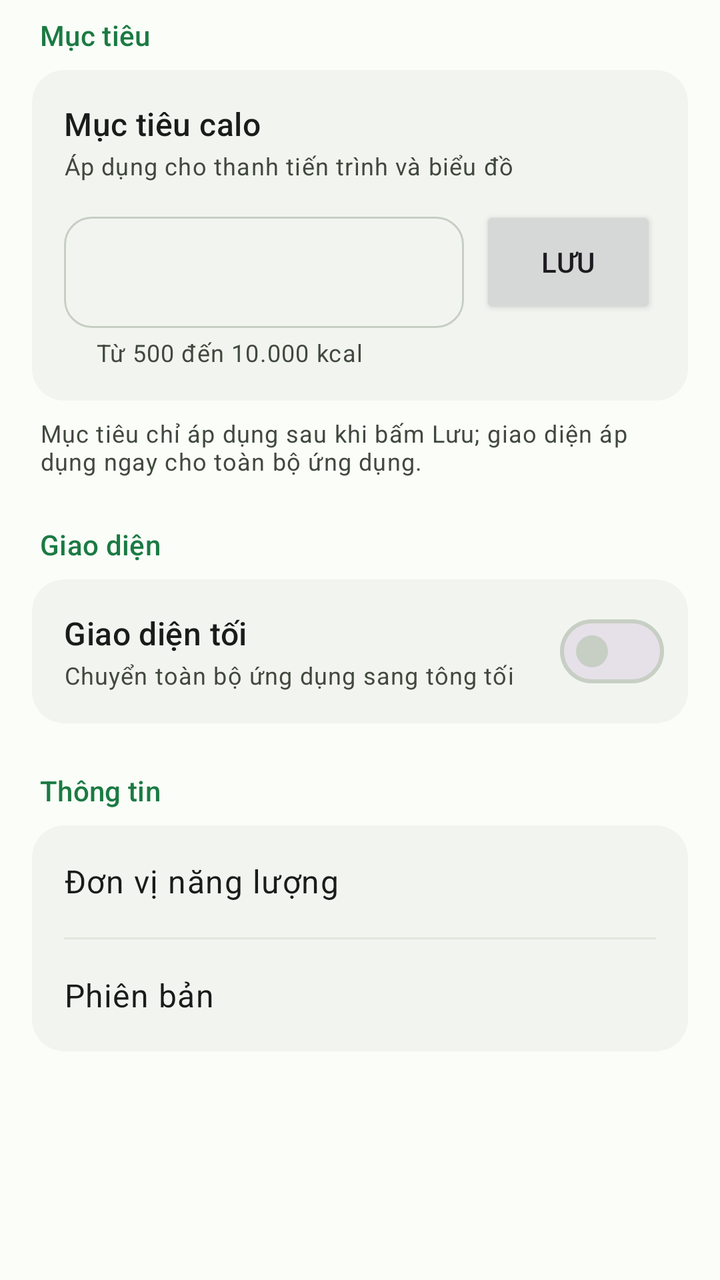
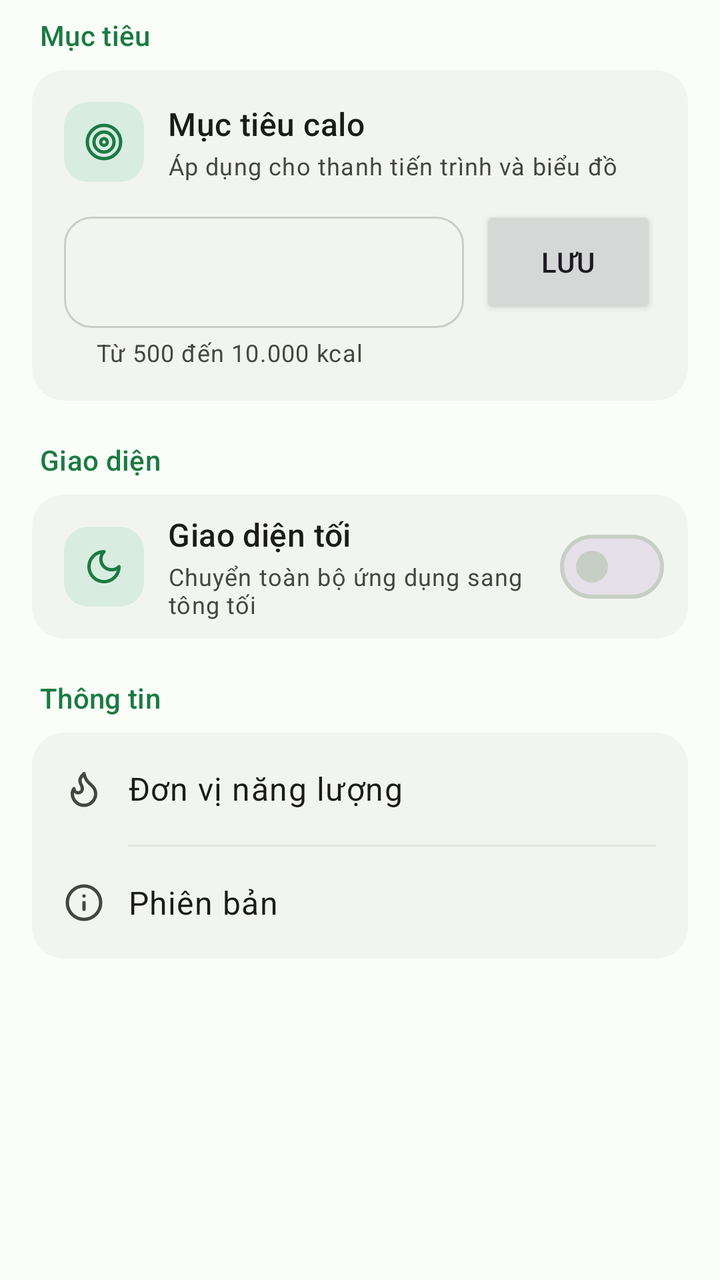

Before-and-after screenshots of an Android layout around one commit, followed by the original layout XML and the change that was made.
<!-- AndroidManifest.xml: application theme Theme.CaloTrack -->
<!-- res/layout/fragment_settings.xml -->
<?xml version="1.0" encoding="utf-8"?>
<ScrollView xmlns:android="http://schemas.android.com/apk/res/android"
    xmlns:app="http://schemas.android.com/apk/res-auto"
    android:layout_width="match_parent"
    android:layout_height="match_parent">

    <LinearLayout
        android:layout_width="match_parent"
        android:layout_height="wrap_content"
        android:orientation="vertical"
        android:paddingStart="@dimen/screen_padding"
        android:paddingTop="@dimen/space_8"
        android:paddingEnd="@dimen/screen_padding"
        android:paddingBottom="@dimen/space_24">

        
        <TextView
            style="@style/Widget.CaloTrack.SectionLabel"
            android:layout_width="wrap_content"
            android:layout_height="wrap_content"
            android:text="@string/section_goal" />

        <com.google.android.material.card.MaterialCardView
            android:layout_width="match_parent"
            android:layout_height="wrap_content"
            app:cardBackgroundColor="?attr/colorSurfaceContainer"
            app:cardCornerRadius="@dimen/radius_card"
            app:cardElevation="0dp"
            app:strokeWidth="0dp">

            <LinearLayout
                android:layout_width="match_parent"
                android:layout_height="wrap_content"
                android:orientation="vertical"
                android:padding="@dimen/space_16">

                <TextView
                    android:layout_width="wrap_content"
                    android:layout_height="wrap_content"
                    android:text="@string/target_label"
                    android:textAppearance="?attr/textAppearanceTitleMedium"
                    android:textColor="?attr/colorOnSurface" />

                <TextView
                    android:layout_width="wrap_content"
                    android:layout_height="wrap_content"
                    android:layout_marginTop="2dp"
                    android:text="@string/goal_desc"
                    android:textAppearance="?attr/textAppearanceBodySmall"
                    android:textColor="?attr/colorOnSurfaceVariant" />

                <LinearLayout
                    android:layout_width="match_parent"
                    android:layout_height="wrap_content"
                    android:layout_marginTop="@dimen/space_12"
                    android:baselineAligned="false"
                    android:orientation="horizontal">

                    <com.google.android.material.textfield.TextInputLayout
                        android:layout_width="0dp"
                        android:layout_height="wrap_content"
                        android:layout_weight="1"
                        app:boxCornerRadiusBottomEnd="@dimen/radius_field"
                        app:boxCornerRadiusBottomStart="@dimen/radius_field"
                        app:boxCornerRadiusTopEnd="@dimen/radius_field"
                        app:boxCornerRadiusTopStart="@dimen/radius_field"
                        app:helperText="@string/target_range_hint"
                        app:suffixText="kcal/ngày">

                        <com.google.android.material.textfield.TextInputEditText
                            android:id="@+id/et_target_calories"
                            android:layout_width="match_parent"
                            android:layout_height="wrap_content"
                            android:fontFeatureSettings="tnum"
                            android:imeOptions="actionDone"
                            android:inputType="number"
                            android:maxLength="5" />
                    </com.google.android.material.textfield.TextInputLayout>

                    <Button
                        android:id="@+id/btn_save_target"
                        android:layout_width="wrap_content"
                        android:layout_height="56dp"
                        android:layout_marginStart="@dimen/space_8"
                        android:insetTop="0dp"
                        android:insetBottom="0dp"
                        android:minWidth="88dp"
                        android:text="@string/save" />
                </LinearLayout>
            </LinearLayout>
        </com.google.android.material.card.MaterialCardView>

        <TextView
            android:layout_width="match_parent"
            android:layout_height="wrap_content"
            android:layout_marginTop="@dimen/space_8"
            android:paddingStart="@dimen/space_4"
            android:paddingEnd="@dimen/space_4"
            android:text="@string/settings_note"
            android:textAppearance="?attr/textAppearanceBodySmall"
            android:textColor="?attr/colorOnSurfaceVariant" />

        
        <TextView
            style="@style/Widget.CaloTrack.SectionLabel"
            android:layout_width="wrap_content"
            android:layout_height="wrap_content"
            android:layout_marginTop="@dimen/space_24"
            android:text="@string/section_appearance" />

        <com.google.android.material.card.MaterialCardView
            android:layout_width="match_parent"
            android:layout_height="wrap_content"
            app:cardBackgroundColor="?attr/colorSurfaceContainer"
            app:cardCornerRadius="@dimen/radius_card"
            app:cardElevation="0dp"
            app:strokeWidth="0dp">

            <LinearLayout
                android:layout_width="match_parent"
                android:layout_height="wrap_content"
                android:gravity="center_vertical"
                android:minHeight="72dp"
                android:orientation="horizontal"
                android:paddingStart="@dimen/space_16"
                android:paddingEnd="@dimen/space_12">

                <LinearLayout
                    android:layout_width="0dp"
                    android:layout_height="wrap_content"
                    android:layout_weight="1"
                    android:orientation="vertical">

                    <TextView
                        android:layout_width="wrap_content"
                        android:layout_height="wrap_content"
                        android:text="@string/dark_mode"
                        android:textAppearance="?attr/textAppearanceTitleMedium"
                        android:textColor="?attr/colorOnSurface" />

                    <TextView
                        android:layout_width="wrap_content"
                        android:layout_height="wrap_content"
                        android:layout_marginTop="2dp"
                        android:text="@string/dark_mode_desc"
                        android:textAppearance="?attr/textAppearanceBodySmall"
                        android:textColor="?attr/colorOnSurfaceVariant" />
                </LinearLayout>

                <com.google.android.material.materialswitch.MaterialSwitch
                    android:id="@+id/switch_dark_mode"
                    android:layout_width="wrap_content"
                    android:layout_height="wrap_content"
                    android:contentDescription="@string/dark_mode" />
            </LinearLayout>
        </com.google.android.material.card.MaterialCardView>

        
        <TextView
            style="@style/Widget.CaloTrack.SectionLabel"
            android:layout_width="wrap_content"
            android:layout_height="wrap_content"
            android:layout_marginTop="@dimen/space_24"
            android:text="@string/section_info" />

        <com.google.android.material.card.MaterialCardView
            android:layout_width="match_parent"
            android:layout_height="wrap_content"
            app:cardBackgroundColor="?attr/colorSurfaceContainer"
            app:cardCornerRadius="@dimen/radius_card"
            app:cardElevation="0dp"
            app:strokeWidth="0dp">

            <LinearLayout
                android:layout_width="match_parent"
                android:layout_height="wrap_content"
                android:orientation="vertical">

                <LinearLayout
                    android:layout_width="match_parent"
                    android:layout_height="56dp"
                    android:gravity="center_vertical"
                    android:orientation="horizontal"
                    android:paddingStart="@dimen/space_16"
                    android:paddingEnd="@dimen/space_16">

                    <TextView
                        android:layout_width="0dp"
                        android:layout_height="wrap_content"
                        android:layout_weight="1"
                        android:text="@string/unit_label"
                        android:textAppearance="?attr/textAppearanceBodyLarge"
                        android:textColor="?attr/colorOnSurface" />

                    <TextView
                        android:id="@+id/tv_unit_value"
                        android:layout_width="wrap_content"
                        android:layout_height="wrap_content"
                        android:textAppearance="?attr/textAppearanceBodyLarge"
                        android:textColor="?attr/colorOnSurfaceVariant" />
                </LinearLayout>

                <View
                    android:layout_width="match_parent"
                    android:layout_height="1dp"
                    android:layout_marginStart="@dimen/space_16"
                    android:layout_marginEnd="@dimen/space_16"
                    android:background="?attr/colorOutlineVariant" />

                <LinearLayout
                    android:layout_width="match_parent"
                    android:layout_height="56dp"
                    android:gravity="center_vertical"
                    android:orientation="horizontal"
                    android:paddingStart="@dimen/space_16"
                    android:paddingEnd="@dimen/space_16">

                    <TextView
                        android:layout_width="0dp"
                        android:layout_height="wrap_content"
                        android:layout_weight="1"
                        android:text="@string/label_version"
                        android:textAppearance="?attr/textAppearanceBodyLarge"
                        android:textColor="?attr/colorOnSurface" />

                    <TextView
                        android:id="@+id/tv_version_value"
                        android:layout_width="wrap_content"
                        android:layout_height="wrap_content"
                        android:fontFeatureSettings="tnum"
                        android:textAppearance="?attr/textAppearanceBodyLarge"
                        android:textColor="?attr/colorOnSurfaceVariant" />
                </LinearLayout>
            </LinearLayout>
        </com.google.android.material.card.MaterialCardView>

    </LinearLayout>
</ScrollView>
<!-- resources referenced by this layout -->
<resources>
  <dimen name="radius_card">16dp</dimen>
  <dimen name="radius_field">14dp</dimen>
  <dimen name="screen_padding">16dp</dimen>
  <dimen name="space_12">12dp</dimen>
  <dimen name="space_16">16dp</dimen>
  <dimen name="space_24">24dp</dimen>
  <dimen name="space_4">4dp</dimen>
  <dimen name="space_8">8dp</dimen>
  <string name="dark_mode">Giao diện tối</string>
  <string name="label_version">Phiên bản</string>
  <string name="save">Lưu</string>
  <string name="section_appearance">Giao diện</string>
  <string name="section_goal">Mục tiêu</string>
  <string name="section_info">Thông tin</string>
  <string name="settings_note">Mục tiêu chỉ áp dụng sau khi bấm Lưu; giao diện áp dụng ngay cho toàn bộ ứng dụng.</string>
  <string name="target_label">Mục tiêu calo</string>
  <string name="unit_label">Đơn vị năng lượng</string>
  <color name="proto_primary">#1b7a43</color>
  <color name="proto_on_primary">#ffffff</color>
  <color name="proto_primary_container">#c9f2cf</color>
  <color name="proto_secondary_container">#d9ece0</color>
  <color name="proto_surface">#fafdf8</color>
  <color name="proto_on_surface">#191c1a</color>
  <color name="proto_surface_variant">#eef2ea</color>
  <color name="proto_on_surface_variant">#41493f</color>
  <color name="proto_surface_container">#f2f5ef</color>
  <color name="proto_outline">#c7cfc4</color>
  <color name="proto_outline_variant">#e0e6dc</color>
  <color name="proto_error">#ba1a1a</color>
  <color name="proto_error_container">#ffdad6</color>
  <!-- unchanged entries left out for length: 10 -->
</resources>

<!-- the commit's change to res/layout/fragment_settings.xml (unified diff, before → after) -->
@@ -34,20 +34,44 @@
                 android:orientation="vertical"
                 android:padding="@dimen/space_16">
 
-                <TextView
-                    android:layout_width="wrap_content"
-                    android:layout_height="wrap_content"
-                    android:text="@string/target_label"
-                    android:textAppearance="?attr/textAppearanceTitleMedium"
-                    android:textColor="?attr/colorOnSurface" />
-
-                <TextView
-                    android:layout_width="wrap_content"
-                    android:layout_height="wrap_content"
-                    android:layout_marginTop="2dp"
-                    android:text="@string/goal_desc"
-                    android:textAppearance="?attr/textAppearanceBodySmall"
-                    android:textColor="?attr/colorOnSurfaceVariant" />
+                <LinearLayout
+                    android:layout_width="match_parent"
+                    android:layout_height="wrap_content"
+                    android:gravity="center_vertical"
+                    android:orientation="horizontal">
+
+                    <ImageView
+                        android:layout_width="40dp"
+                        android:layout_height="40dp"
+                        android:background="@drawable/bg_date_block"
+                        android:importantForAccessibility="no"
+                        android:padding="10dp"
+                        android:src="@drawable/ic_target"
+                        app:tint="?attr/colorPrimary" />
+
+                    <LinearLayout
+                        android:layout_width="0dp"
+                        android:layout_height="wrap_content"
+                        android:layout_marginStart="@dimen/space_12"
+                        android:layout_weight="1"
+                        android:orientation="vertical">
+
+                        <TextView
+                            android:layout_width="wrap_content"
+                            android:layout_height="wrap_content"
+                            android:text="@string/target_label"
+                            android:textAppearance="?attr/textAppearanceTitleMedium"
+                            android:textColor="?attr/colorOnSurface" />
+
+                        <TextView
+                            android:layout_width="wrap_content"
+                            android:layout_height="wrap_content"
+                            android:layout_marginTop="2dp"
+                            android:text="@string/goal_desc"
+                            android:textAppearance="?attr/textAppearanceBodySmall"
+                            android:textColor="?attr/colorOnSurfaceVariant" />
+                    </LinearLayout>
+                </LinearLayout>
 
                 <LinearLayout
                     android:layout_width="match_parent"
@@ -90,22 +114,12 @@
             </LinearLayout>
         </com.google.android.material.card.MaterialCardView>
 
-        <TextView
-            android:layout_width="match_parent"
-            android:layout_height="wrap_content"
-            android:layout_marginTop="@dimen/space_8"
-            android:paddingStart="@dimen/space_4"
-            android:paddingEnd="@dimen/space_4"
-            android:text="@string/settings_note"
-            android:textAppearance="?attr/textAppearanceBodySmall"
-            android:textColor="?attr/colorOnSurfaceVariant" />
-
         
         <TextView
             style="@style/Widget.CaloTrack.SectionLabel"
             android:layout_width="wrap_content"
             android:layout_height="wrap_content"
-            android:layout_marginTop="@dimen/space_24"
+            android:layout_marginTop="@dimen/space_20"
             android:text="@string/section_appearance" />
 
         <com.google.android.material.card.MaterialCardView
@@ -125,9 +139,19 @@
                 android:paddingStart="@dimen/space_16"
                 android:paddingEnd="@dimen/space_12">
 
+                <ImageView
+                    android:layout_width="40dp"
+                    android:layout_height="40dp"
+                    android:background="@drawable/bg_date_block"
+                    android:importantForAccessibility="no"
+                    android:padding="10dp"
+                    android:src="@drawable/ic_moon"
+                    app:tint="?attr/colorPrimary" />
+
                 <LinearLayout
                     android:layout_width="0dp"
                     android:layout_height="wrap_content"
+                    android:layout_marginStart="@dimen/space_12"
                     android:layout_weight="1"
                     android:orientation="vertical">
 
@@ -160,7 +184,7 @@
             style="@style/Widget.CaloTrack.SectionLabel"
             android:layout_width="wrap_content"
             android:layout_height="wrap_content"
-            android:layout_marginTop="@dimen/space_24"
+            android:layout_marginTop="@dimen/space_20"
             android:text="@string/section_info" />
 
         <com.google.android.material.card.MaterialCardView
@@ -184,9 +208,17 @@
                     android:paddingStart="@dimen/space_16"
                     android:paddingEnd="@dimen/space_16">
 
-                    <TextView
-                        android:layout_width="0dp"
-                        android:layout_height="wrap_content"
+                    <ImageView
+                        android:layout_width="20dp"
+                        android:layout_height="20dp"
+                        android:importantForAccessibility="no"
+                        android:src="@drawable/ic_flame"
+                        app:tint="?attr/colorOnSurfaceVariant" />
+
+                    <TextView
+                        android:layout_width="0dp"
+                        android:layout_height="wrap_content"
+                        android:layout_marginStart="@dimen/space_12"
                         android:layout_weight="1"
                         android:text="@string/unit_label"
                         android:textAppearance="?attr/textAppearanceBodyLarge"
@@ -203,7 +235,7 @@
                 <View
                     android:layout_width="match_parent"
                     android:layout_height="1dp"
-                    android:layout_marginStart="@dimen/space_16"
+                    android:layout_marginStart="48dp"
                     android:layout_marginEnd="@dimen/space_16"
                     android:background="?attr/colorOutlineVariant" />
 
@@ -215,9 +247,17 @@
                     android:paddingStart="@dimen/space_16"
                     android:paddingEnd="@dimen/space_16">
 
-                    <TextView
-                        android:layout_width="0dp"
-                        android:layout_height="wrap_content"
+                    <ImageView
+                        android:layout_width="20dp"
+                        android:layout_height="20dp"
+                        android:importantForAccessibility="no"
+                        android:src="@drawable/ic_info"
+                        app:tint="?attr/colorOnSurfaceVariant" />
+
+                    <TextView
+                        android:layout_width="0dp"
+                        android:layout_height="wrap_content"
+                        android:layout_marginStart="@dimen/space_12"
                         android:layout_weight="1"
                         android:text="@string/label_version"
                         android:textAppearance="?attr/textAppearanceBodyLarge"
<!-- resource entries referenced after the edit -->
@@ -5,16 +5,79 @@
   <dimen name="screen_padding">16dp</dimen>
   <dimen name="space_12">12dp</dimen>
   <dimen name="space_16">16dp</dimen>
+  <dimen name="space_20">20dp</dimen>
   <dimen name="space_24">24dp</dimen>
   <dimen name="space_4">4dp</dimen>
   <dimen name="space_8">8dp</dimen>
+  <!-- drawable bg_date_block (drawable) -->
+  <?xml version="1.0" encoding="utf-8"?>
+  <shape xmlns:android="http://schemas.android.com/apk/res/android"
+      android:shape="rectangle">
+      <corners android:radius="12dp" />
+      <solid android:color="?attr/colorSecondaryContainer" />
+  </shape>
+  <!-- drawable ic_flame (drawable) -->
+  <vector xmlns:android="http://schemas.android.com/apk/res/android"
+      android:width="24dp"
+      android:height="24dp"
+      android:viewportWidth="24"
+      android:viewportHeight="24">
+      <path
+          android:fillColor="#00000000"
+          android:pathData="M8.5,14.5A2.5,2.5 0,0 0,11 12c0,-1.38 -0.5,-2 -1,-3c-1.072,-2.143 -0.224,-4.054 2,-6c0.5,2.5 2,4.9 4,6.5c2,1.6 3,3.5 3,5.5a7,7 0,1 1,-14 0c0,-1.153 0.433,-2.294 1,-3a2.5,2.5 0,0 0,2.5 2.5z"
+          android:strokeWidth="2"
+          android:strokeColor="#FF000000"
+          android:strokeLineCap="round"
+          android:strokeLineJoin="round" />
+  </vector>
+  <!-- drawable ic_info (drawable) -->
+  <vector xmlns:android="http://schemas.android.com/apk/res/android"
+      android:width="24dp"
+      android:height="24dp"
+      android:viewportWidth="24"
+      android:viewportHeight="24">
+      <path
+          android:fillColor="#00000000"
+          android:pathData="M12,22a10,10 0,1 0,0 -20a10,10 0,0 0,0 20zM12,16v-4M12,8h0.01"
+          android:strokeWidth="2"
+          android:strokeColor="#FF000000"
+          android:strokeLineCap="round"
+          android:strokeLineJoin="round" />
+  </vector>
+  <!-- drawable ic_moon (drawable) -->
+  <vector xmlns:android="http://schemas.android.com/apk/res/android"
+      android:width="24dp"
+      android:height="24dp"
+      android:viewportWidth="24"
+      android:viewportHeight="24">
+      <path
+          android:fillColor="#00000000"
+          android:pathData="M12,3a6,6 0,0 0,9 9a9,9 0,1 1,-9 -9Z"
+          android:strokeWidth="2"
+          android:strokeColor="#FF000000"
+          android:strokeLineCap="round"
+          android:strokeLineJoin="round" />
+  </vector>
+  <!-- drawable ic_target (drawable) -->
+  <vector xmlns:android="http://schemas.android.com/apk/res/android"
+      android:width="24dp"
+      android:height="24dp"
+      android:viewportWidth="24"
+      android:viewportHeight="24">
+      <path
+          android:fillColor="#00000000"
+          android:pathData="M12,22a10,10 0,1 0,0 -20a10,10 0,0 0,0 20zM12,18a6,6 0,1 0,0 -12a6,6 0,0 0,0 12zM12,14a2,2 0,1 0,0 -4a2,2 0,0 0,0 4z"
+          android:strokeWidth="2"
+          android:strokeColor="#FF000000"
+          android:strokeLineCap="round"
+          android:strokeLineJoin="round" />
+  </vector>
   <string name="dark_mode">Giao diện tối</string>
   <string name="label_version">Phiên bản</string>
   <string name="save">Lưu</string>
   <string name="section_appearance">Giao diện</string>
   <string name="section_goal">Mục tiêu</string>
   <string name="section_info">Thông tin</string>
-  <string name="settings_note">Mục tiêu chỉ áp dụng sau khi bấm Lưu; giao diện áp dụng ngay cho toàn bộ ứng dụng.</string>
   <string name="target_label">Mục tiêu calo</string>
   <string name="unit_label">Đơn vị năng lượng</string>
   <color name="proto_primary">#1b7a43</color>
